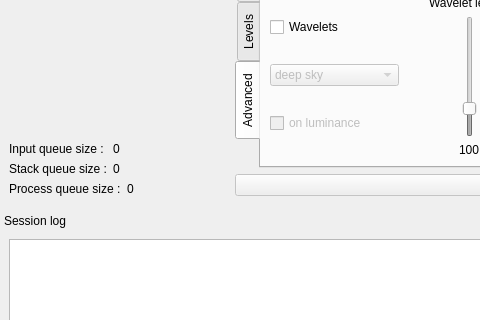
First picture: the form in src/als/ui/als_ui.ui, repository gehelem/als, before the edit; both pictures show x 0 to 480 and y 366 to 686 of the 1094 by 828 pixel window.
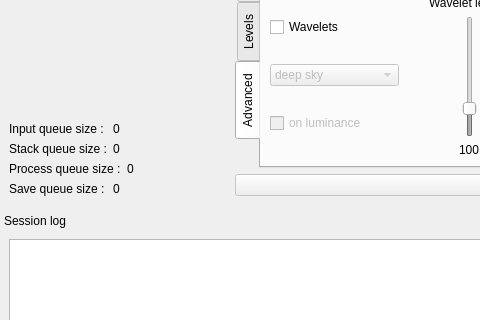
Second picture: the form after the edit. Custom widgets are drawn as their Qt base class.

Commit message: Add save queue size display to MainWindow

Patch:
```diff
--- a/src/als/ui/als_ui.ui
+++ b/src/als/ui/als_ui.ui
@@ -1260,6 +1260,24 @@
        </item>
       </layout>
      </item>
+     <item>
+      <layout class="QHBoxLayout" name="horizontalLayout_20">
+       <item>
+        <widget class="QLabel" name="label_20">
+         <property name="text">
+          <string>Save queue size :</string>
+         </property>
+        </widget>
+       </item>
+       <item>
+        <widget class="QLabel" name="lbl_save_queue_size">
+         <property name="text">
+          <string>0</string>
+         </property>
+        </widget>
+       </item>
+      </layout>
+     </item>
     </layout>
    </widget>
   </widget>
```
The commit also changes 1 other file.
